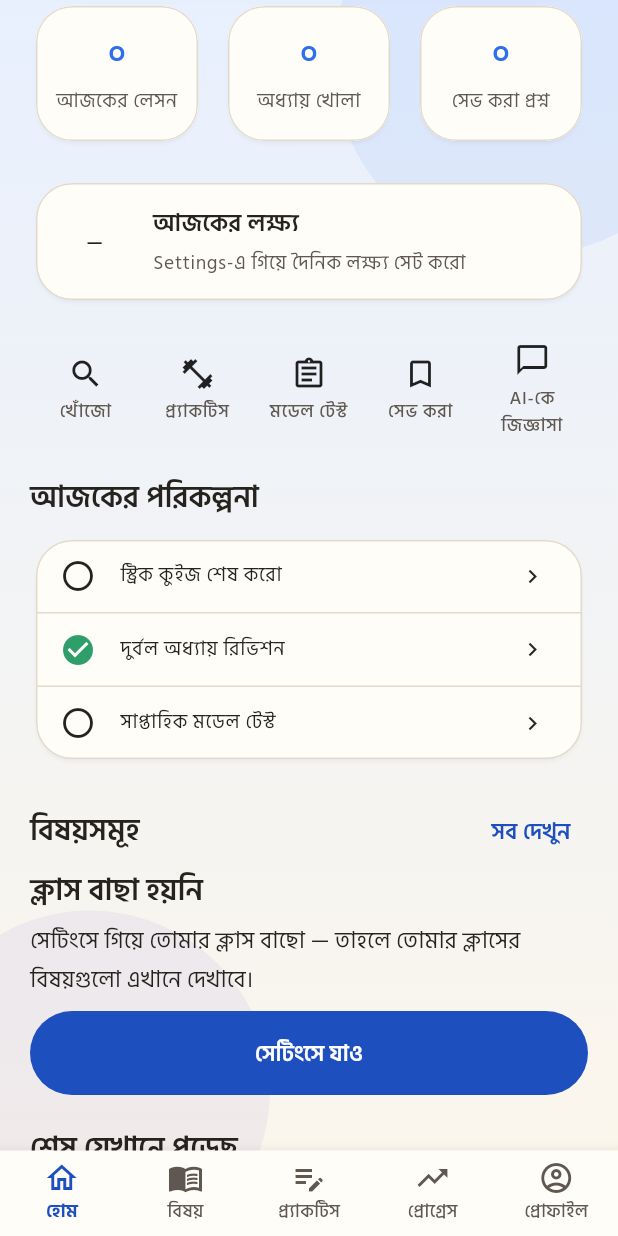
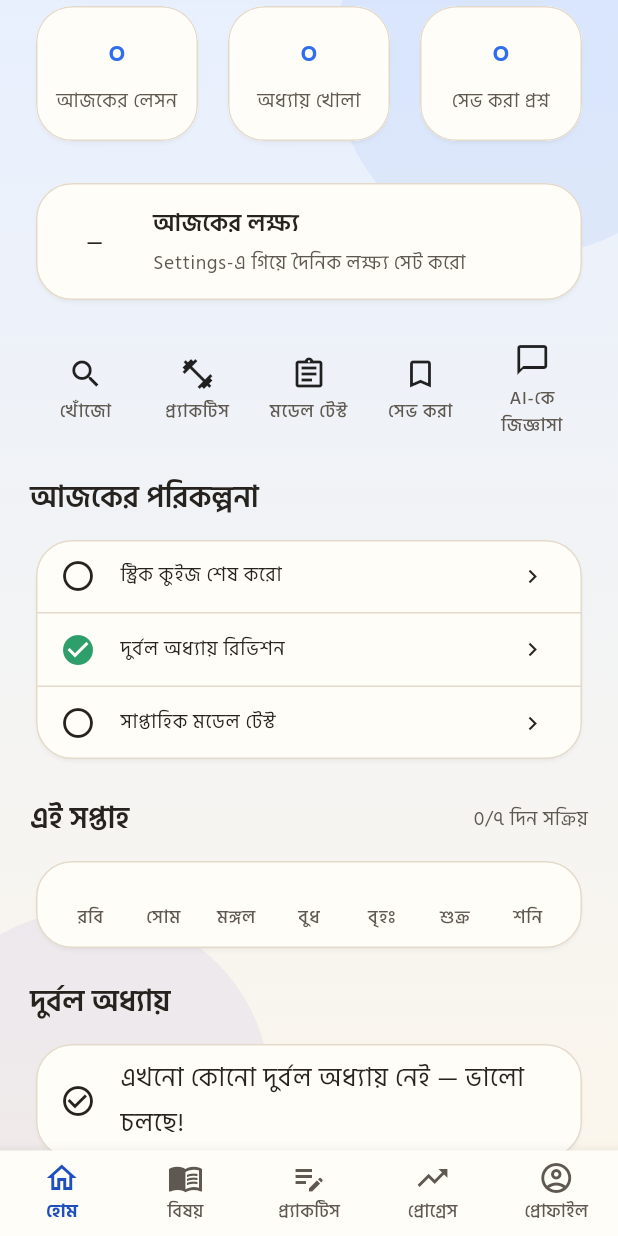
Before and after one commit to shojibahmed24/yes-sir-ai-app, a Flutter app: the HomeScreen screen opened by its route, scrolled down 576 dp, on a phone screen of 412 x 824 dp. Run offline on Flutter 3.47's test engine with Material 3 defaults, Android fonts, the phone set to English and light mode, and no system bars; our stand-ins replace connectivity_plus, flutter_local_notifications, flutter_riverpod, flutter_timezone, go_router, image_picker and 5 more; missing offline and left inert: flutter_math_fork; accounts and stored records are empty.

Commit message:
Dashboard D4: week activity bars, real weak chapters, next model-test countdown

```diff
--- a/lib/features/home/home_screen.dart
+++ b/lib/features/home/home_screen.dart
@@ -22,6 +22,7 @@ import 'widgets/home_top_bar.dart';
 import 'widgets/home_hero_card.dart';
 import 'widgets/home_stats_row.dart';
 import 'widgets/home_dashboard_cards.dart';
+import 'widgets/home_dashboard_d4.dart';
 import 'widgets/home_subject_grid.dart';
 import 'widgets/home_search_field.dart';
 import 'widgets/home_bottom_nav.dart';
@@ -57,6 +58,45 @@ class _HomeScreenState extends State<HomeScreen> {
       problem: int.tryParse(p[3]) ?? 1,
       schoolClass: schoolClass,
     );
+  }
+
+  static const _bnDays = ['সোম', 'মঙ্গল', 'বুধ', 'বৃহঃ', 'শুক্র', 'শনি', 'রবি'];
+  static const _enDays = ['Mon', 'Tue', 'Wed', 'Thu', 'Fri', 'Sat', 'Sun'];
+
+  bool _activeOn(DateTime day, List<String>? dates) {
+    for (final raw in dates ?? const <String>[]) {
+      final p = raw.split('T').first.split('-');
+      if (p.length < 3) continue;
+      if (int.tryParse(p[0]) == day.year &&
+          int.tryParse(p[1]) == day.month &&
+          int.tryParse(p[2]) == day.day) {
+        return true;
+      }
+    }
+    return false;
+  }
+
+  List<String> _weekdayLabels(bool bn, List<String>? dates) {
+    final now = DateTime.now();
+    final names = bn ? _bnDays : _enDays;
+    return [
+      for (var i = 6; i >= 0; i--)
+        names[now.subtract(Duration(days: i)).weekday - 1],
+    ];
+  }
+
+  List<bool> _weekActive(List<String>? dates) {
+    final now = DateTime.now();
+    return [
+      for (var i = 6; i >= 0; i--)
+        _activeOn(now.subtract(Duration(days: i)), dates),
+    ];
+  }
+
+  int _daysToSaturday() {
+    final now = DateTime.now();
+    final delta = (DateTime.saturday - now.weekday + 7) % 7;
+    return delta == 0 ? 7 : delta;
   }
 
   @override
@@ -199,6 +239,40 @@ class _HomeScreenState extends State<HomeScreen> {
                           ],
                         ),
                         const SizedBox(height: HomeDesign.sectionGap),
+                        HomeWeekActivity(
+                          title: s['weekTitle']!,
+                          days: _weekdayLabels(
+                            bn,
+                            data?.progress.activityDates,
+                          ),
+                          active: _weekActive(data?.progress.activityDates),
+                          countLabel: s['weekActive']!.replaceFirst(
+                            '{n}',
+                            '${_weekActive(data?.progress.activityDates).where((x) => x).length}',
+                          ),
+                        ),
+                        const SizedBox(height: HomeDesign.blockGap),
+                        HomeWeakTopics(
+                          title: s['weakTitle']!,
+                          labels: [
+                            for (final w
+                                in (data?.progress.weakChapters ?? const [])
+                                    .take(2))
+                              w.label(bn),
+                          ],
+                          emptyLabel: s['weakEmpty']!,
+                          actionLabel: s['revise']!,
+                        ),
+                        const SizedBox(height: HomeDesign.blockGap),
+                        HomeUpcomingTest(
+                          title: s['weeklyTest']!,
+                          daysLeftLabel: s['daysLeft']!.replaceFirst(
+                            '{n}',
+                            '${_daysToSaturday()}',
+                          ),
+                          actionLabel: s['start']!,
+                        ),
+                        const SizedBox(height: HomeDesign.sectionGap),
                         SectionHeader(
                           title: s['subjects']!,
                           actionLabel: s['seeAll']!,
--- /dev/null
+++ b/lib/features/home/widgets/home_dashboard_d4.dart
@@ -0,0 +1,155 @@
+// Home dashboard — D4 blocks: this week's activity, the REAL weak
+// chapters and the next weekly model test. Each card is hidden when
+// it has no honest data (no invented rows).
+import 'package:flutter/material.dart';
+import 'package:go_router/go_router.dart';
+import '../../../theme/app_theme.dart';
+import '../../../theme/app_tokens.dart';
+
+/// Seven bars, oldest → today. [activeDays] is how many of the last
+/// seven dates appear in the stored activity list; each bar is filled
+/// when that day was active.
+class HomeWeekActivity extends StatelessWidget {
+  const HomeWeekActivity({
+    super.key,
+    required this.title,
+    required this.days,
+    required this.active,
+    required this.countLabel,
+  });
+  final String title;
+  final List<String> days; // ['শনি', ... 'শুক্র']
+  final List<bool> active;
+  final String countLabel;
+
+  @override
+  Widget build(BuildContext context) {
+    final colors = Theme.of(context).colorScheme;
+    return Column(
+      crossAxisAlignment: CrossAxisAlignment.start,
+      children: [
+        Row(
+          children: [
+            Expanded(
+              child: Text(
+                title,
+                style: Theme.of(context).textTheme.headlineMedium,
+              ),
+            ),
+            Text(countLabel, style: Theme.of(context).textTheme.bodySmall),
+          ],
+        ),
+        const SizedBox(height: Sp.sm),
+        Card(
+          child: Padding(
+            padding: const EdgeInsets.all(Sp.md),
+            child: Row(
+              crossAxisAlignment: CrossAxisAlignment.end,
+              children: [
+                for (var i = 0; i < active.length; i++)
+                  Expanded(
+                    child: Column(
+                      children: [
+                        Container(
+                          height: active[i] ? 34 : 10,
+                          margin: const EdgeInsets.symmetric(horizontal: 4),
+                          decoration: BoxDecoration(
+                            color: active[i]
+                                ? AppTheme.primary
+                                : colors.surfaceContainerHighest,
+                            borderRadius: BorderRadius.circular(6),
+                          ),
+                        ),
+                        const SizedBox(height: 6),
+                        Text(
+                          i < days.length ? days[i] : '',
+                          style: Theme.of(context).textTheme.labelSmall,
+                        ),
+                      ],
+                    ),
+                  ),
+              ],
+            ),
+          ),
+        ),
+      ],
+    );
+  }
+}
+
+/// Up to two real weak chapters; tapping starts revision practice.
+class HomeWeakTopics extends StatelessWidget {
+  const HomeWeakTopics({
+    super.key,
+    required this.title,
+    required this.labels,
+    required this.emptyLabel,
+    required this.actionLabel,
+  });
+  final String title;
+  final List<String> labels;
+  final String emptyLabel;
+  final String actionLabel;
+
+  @override
+  Widget build(BuildContext context) {
+    return Column(
+      crossAxisAlignment: CrossAxisAlignment.start,
+      children: [
+        Text(title, style: Theme.of(context).textTheme.headlineMedium),
+        const SizedBox(height: Sp.sm),
+        Card(
+          child: Column(
+            children: [
+              if (labels.isEmpty)
+                ListTile(
+                  leading: const Icon(Icons.check_circle_outline),
+                  title: Text(emptyLabel),
+                )
+              else
+                for (final l in labels)
+                  ListTile(
+                    leading: const Icon(
+                      Icons.psychology,
+                      color: AppTheme.error,
+                    ),
+                    title: Text(l),
+                    trailing: Text(actionLabel),
+                    onTap: () => context.go('/practice'),
+                  ),
+            ],
+          ),
+        ),
+      ],
+    );
+  }
+}
+
+/// Next Saturday's model test: computed on the phone, no server call.
+class HomeUpcomingTest extends StatelessWidget {
+  const HomeUpcomingTest({
+    super.key,
+    required this.title,
+    required this.daysLeftLabel,
+    required this.actionLabel,
+  });
+  final String title;
+  final String daysLeftLabel;
+  final String actionLabel;
+
+  @override
+  Widget build(BuildContext context) {
+    return Card(
+      child: ListTile(
+        leading: const Icon(Icons.event_available, color: AppTheme.primary),
+        title: Text(title),
+        subtitle: Text(daysLeftLabel),
+        trailing: Text(
+          actionLabel,
+          style: const TextStyle(fontWeight: FontWeight.w600),
+        ),
+        onTap: () => context.go('/guide-model-tests'),
+      ),
+    );
+  }
+}
--- a/lib/l10n/pages/home_strings.dart
+++ b/lib/l10n/pages/home_strings.dart
@@ -80,6 +80,14 @@ const Map<String, String> homeStringsBn = {
   'planQuiz': 'স্ট্রিক কুইজ শেষ করো',
   'planRevision': 'দুর্বল অধ্যায় রিভিশন',
   'planTest': 'সাপ্তাহিক মডেল টেস্ট',
+  'weekTitle': 'এই সপ্তাহ',
+  'weekActive': '{n}/৭ দিন সক্রিয়',
+  'weakTitle': 'দুর্বল অধ্যায়',
+  'weakEmpty': 'এখনো কোনো দুর্বল অধ্যায় নেই — ভালো চলছে!',
+  'revise': 'রিভিশন',
+  'weeklyTest': 'সাপ্তাহিক মডেল টেস্ট',
+  'daysLeft': '{n} দিন বাকি',
+  'start': 'শুরু',
 };
 const Map<String, String> homeStringsEn = {
   'greeting': 'Hello',
@@ -152,4 +160,12 @@ const Map<String, String> homeStringsEn = {
   'planQuiz': 'Finish the streak quiz',
   'planRevision': 'Revise weak chapters',
   'planTest': 'Weekly model test',
+  'weekTitle': 'This week',
+  'weekActive': '{n}/7 days active',
+  'weakTitle': 'Weak chapters',
+  'weakEmpty': 'No weak chapters yet — keep it up!',
+  'revise': 'Revise',
+  'weeklyTest': 'Weekly model test',
+  'daysLeft': '{n} days left',
+  'start': 'Start',
 };
```
